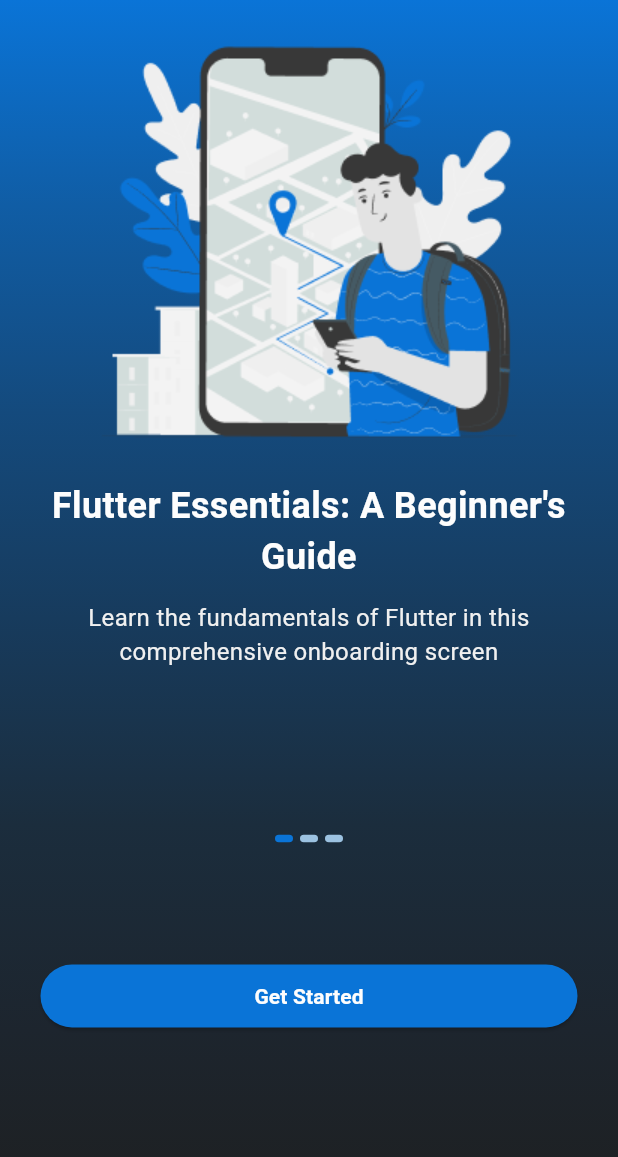
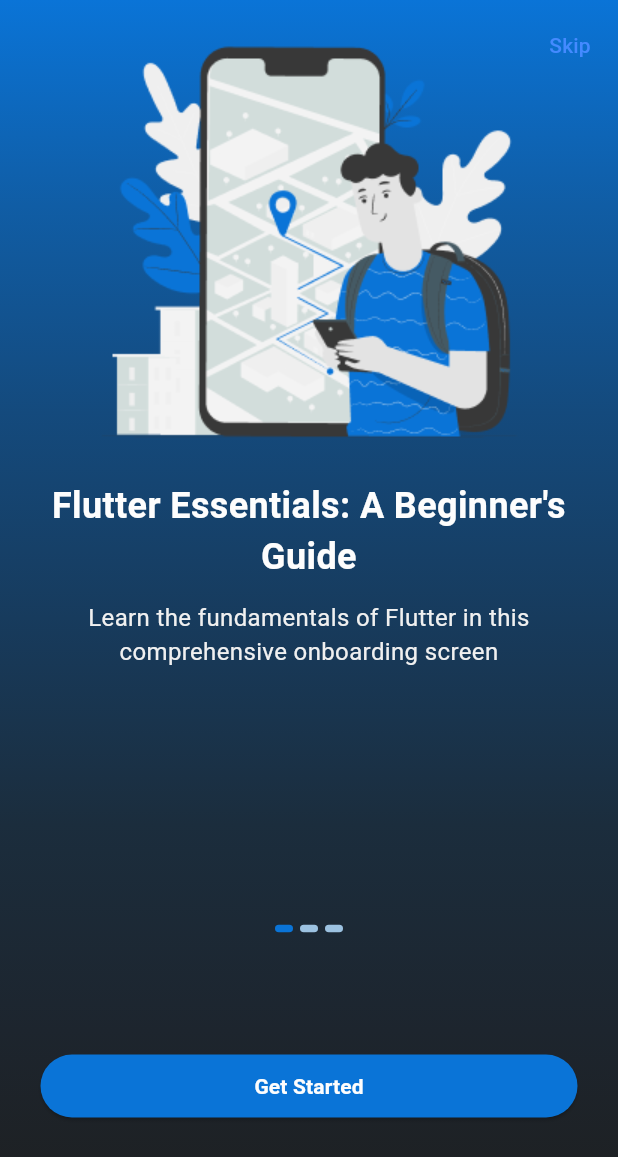
Before and after one commit to bensonarafat/onboarding_slider, a Flutter app: the screen it shows after launch, on a phone screen of 412 x 824 dp. Shown: the top 1157 px of the screen. Run offline on Flutter 3.47's test engine with Material 3 defaults, Android fonts, the phone set to English and light mode, and no system bars; our stand-ins replace freezed_annotation, hooks_riverpod.

Commit message:
fix: IOS Renderflex overflow

```diff
--- a/example/lib/main.dart
+++ b/example/lib/main.dart
@@ -71,7 +71,8 @@ class HomeScreen extends StatelessWidget {
             onPressed: () {},
           ),
         ),
-        showSkip: false,
+        showSkip: true,
+
         imageWidth: 320,
         imageHeight: 320,
         decoration: const BoxDecoration(
--- a/lib/src/widgets/onboard.dart
+++ b/lib/src/widgets/onboard.dart
@@ -194,7 +194,7 @@ class _OnBoard extends HookConsumerWidget {
     return Container(
       decoration: decoration,
       child: SafeArea(
-        child: Column(
+        child: Stack(
           children: [
             showSkip
                 ? Container(
@@ -260,6 +260,11 @@ class _OnBoard extends HookConsumerWidget {
                 },
               ),
             ),
+            Align(
+              alignment: Alignment.bottomCenter,
+              child: Column(
+                mainAxisAlignment: MainAxisAlignment.end,
+                children: [
                   SizedBox(
                     height: pageIndicatorHeight,
                     child: PageIndicator(
@@ -281,6 +286,9 @@ class _OnBoard extends HookConsumerWidget {
                 ],
               ),
             ),
+          ],
+        ),
+      ),
     );
   }
 
```
Also changed, not shown: example/pubspec.lock. Lines whose indentation alone changed are shown as unchanged.
